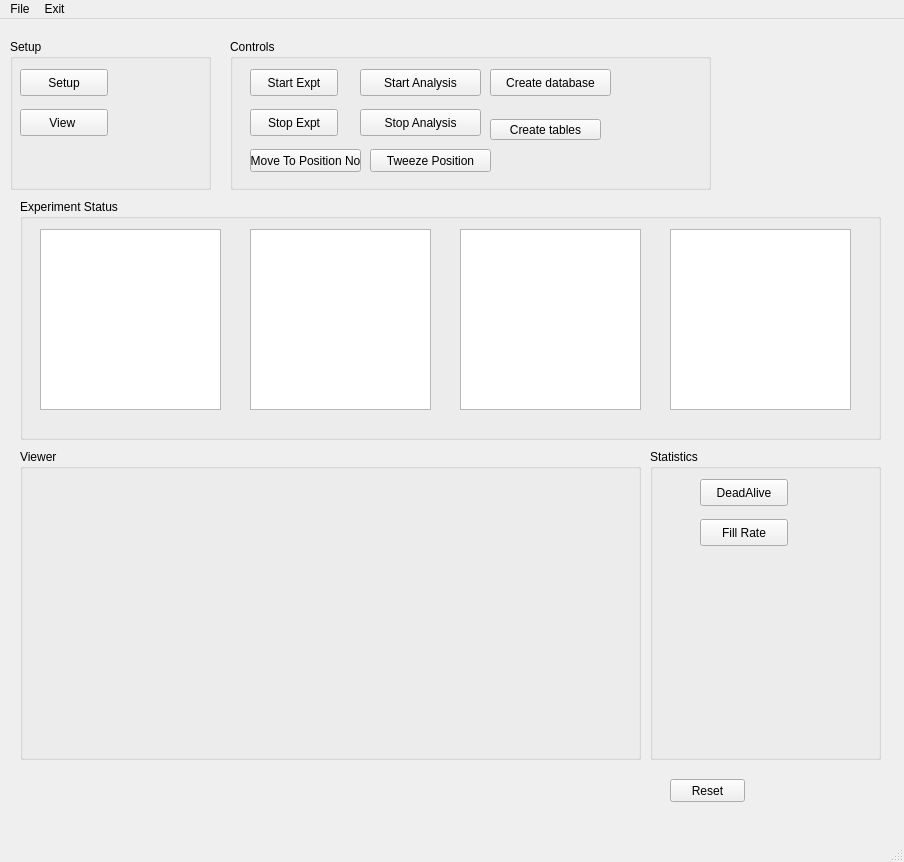
The window that mainWindow.ui (karempudi/GUIs) describes before a commit, drawn with Qt 5.
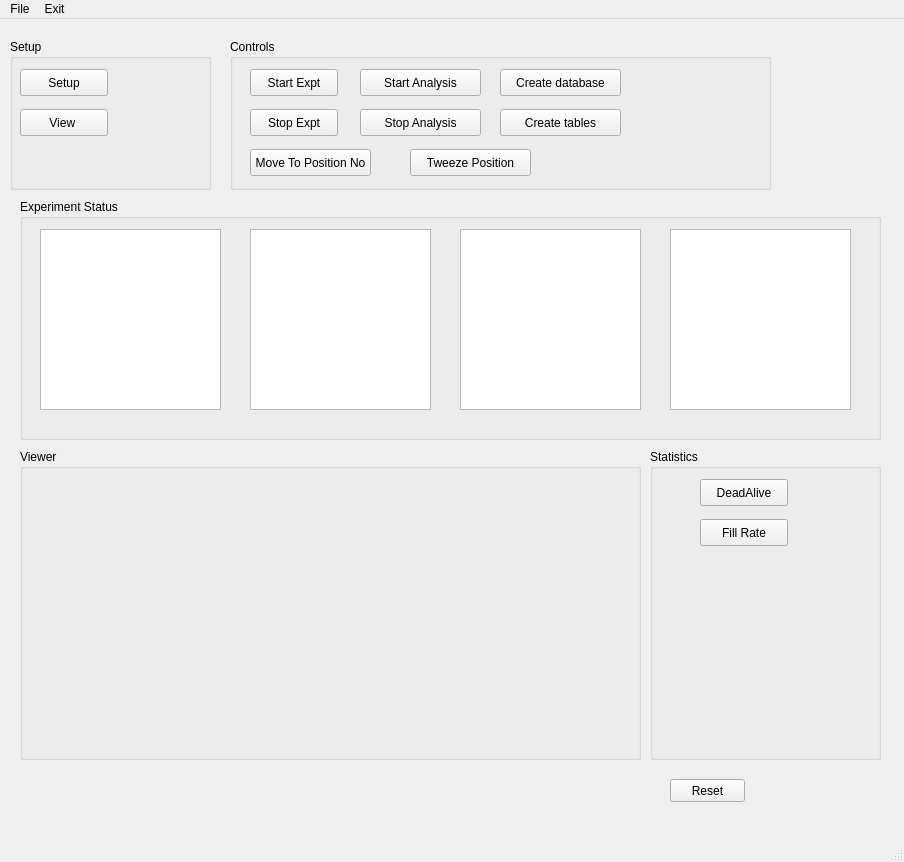
The same window after the commit. Custom widgets are drawn as their Qt base class.

The edit to the form file:
```diff
--- a/mainWindow.ui
+++ b/mainWindow.ui
@@ -124,7 +124,7 @@
      <rect>
       <x>230</x>
       <y>20</y>
-      <width>481</width>
+      <width>541</width>
       <height>151</height>
      </rect>
     </property>
@@ -186,7 +186,7 @@
     <widget class="QPushButton" name="createDbButton">
      <property name="geometry">
       <rect>
-       <x>260</x>
+       <x>270</x>
        <y>30</y>
        <width>121</width>
        <height>27</height>
@@ -201,8 +201,8 @@
       <rect>
        <x>20</x>
        <y>110</y>
-       <width>111</width>
-       <height>23</height>
+       <width>121</width>
+       <height>27</height>
       </rect>
      </property>
      <property name="text">
@@ -212,10 +212,10 @@
     <widget class="QPushButton" name="pushButton_9">
      <property name="geometry">
       <rect>
-       <x>140</x>
+       <x>180</x>
        <y>110</y>
        <width>121</width>
-       <height>23</height>
+       <height>27</height>
       </rect>
      </property>
      <property name="text">
@@ -225,10 +225,10 @@
     <widget class="QPushButton" name="createTablesButton">
      <property name="geometry">
       <rect>
-       <x>260</x>
-       <y>80</y>
-       <width>111</width>
-       <height>21</height>
+       <x>270</x>
+       <y>70</y>
+       <width>121</width>
+       <height>27</height>
       </rect>
      </property>
      <property name="text">
```
Left out of the diff: 8 changed lines with no effect on the pictures.
